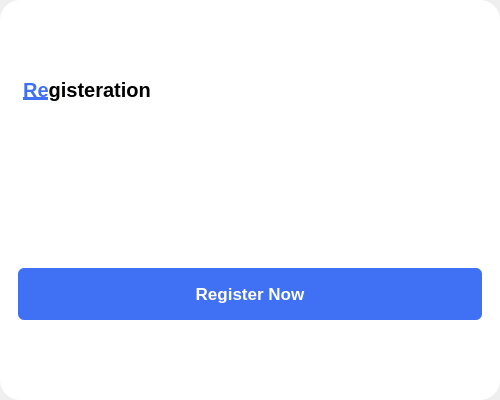
Qt form src/views_ui/register_views/password_view.ui (devforgely/MFA-Simulator) before a commit.
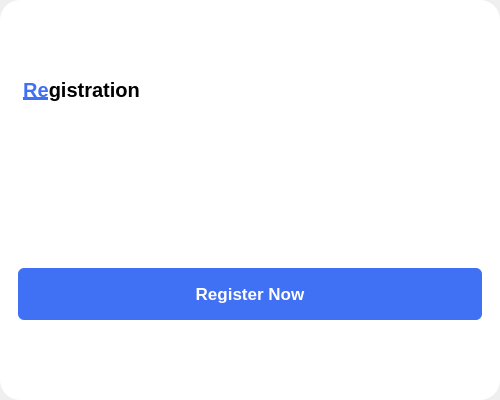
The same form after that commit. Custom widgets are drawn as their Qt base class.

The edit to the form file:
```diff
--- a/src/views_ui/register_views/password_view.ui
+++ b/src/views_ui/register_views/password_view.ui
@@ -103,7 +103,7 @@
          </sizepolicy>
         </property>
         <property name="text">
-         <string>&lt;u&gt;&lt;font color='#4070f4'&gt;Re&lt;/font&gt;&lt;/u&gt;gisteration</string>
+         <string>&lt;html&gt;&lt;head/&gt;&lt;body&gt;&lt;p&gt;&lt;span style=&quot; text-decoration: underline; color:#4070f4;&quot;&gt;Re&lt;/span&gt;gistration&lt;/p&gt;&lt;/body&gt;&lt;/html&gt;</string>
         </property>
         <property name="scaledContents">
          <bool>false</bool>
```
